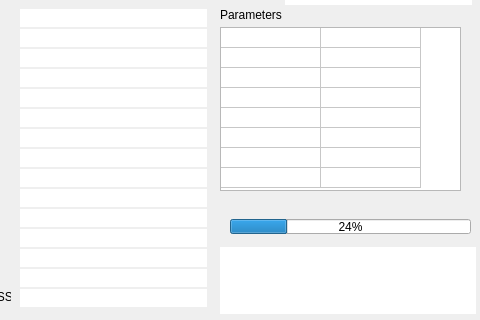
whiskie14142/SolarSystemVoyager, file source/ui/mainwindow.ui: the form before one commit; both pictures show x 160 to 640 and y 380 to 700 of the 640 by 700 pixel window.
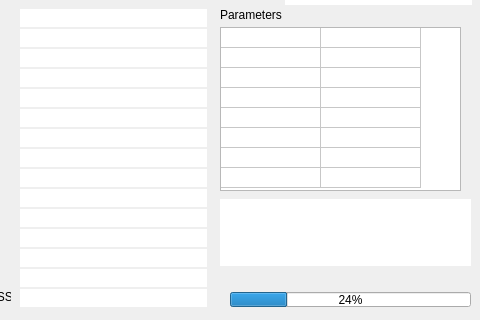
The form after the commit.

The edit to the form file:
```diff
--- a/source/ui/mainwindow.ui
+++ b/source/ui/mainwindow.ui
@@ -780,7 +780,7 @@
     <property name="geometry">
      <rect>
       <x>380</x>
-      <y>560</y>
+      <y>633</y>
       <width>241</width>
       <height>16</height>
      </rect>
@@ -796,7 +796,7 @@
     <property name="geometry">
      <rect>
       <x>390</x>
-      <y>580</y>
+      <y>653</y>
       <width>241</width>
       <height>15</height>
      </rect>
@@ -1334,8 +1334,8 @@
     <property name="geometry">
      <rect>
       <x>380</x>
-      <y>608</y>
-      <width>256</width>
+      <y>560</y>
+      <width>251</width>
       <height>67</height>
      </rect>
     </property>
```
